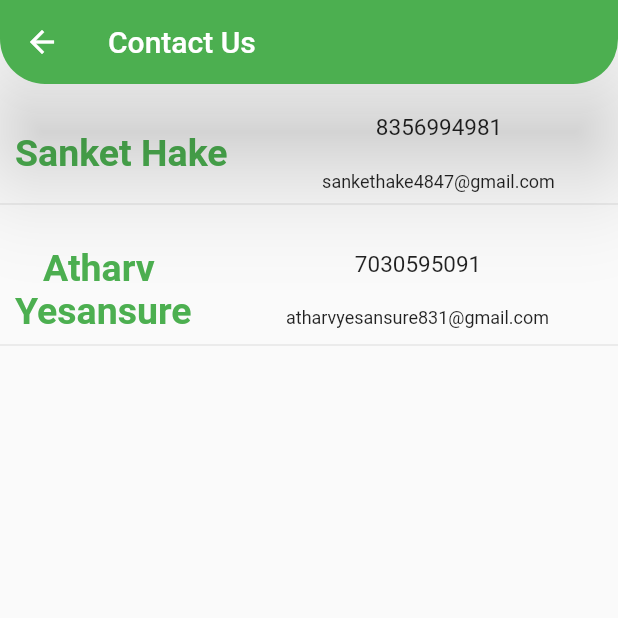
After one commit to Sanket-Hake/Agventure, a Flutter app: the ContactUs screen opened by its route, on a phone screen of 412 x 824 dp, the top half of it. The commit adds this screen. Run offline on Flutter 3.47's test engine with Material 2 defaults, Android fonts, the phone set to English and light mode, and no system bars; our stand-ins replace animate_do, animated_splash_screen, cached_network_image, carousel_slider, cloud_firestore, firebase_auth and 4 more; accounts and stored records are empty; network calls fail.

Commit message:
New Update

```diff
--- /dev/null
+++ b/lib/app_screen/Nursery_owner/User/ContactUS.dart
@@ -0,0 +1,83 @@
+import 'package:flutter/material.dart';
+
+class ContactUs extends StatelessWidget {
+  const ContactUs({Key? key}) : super(key: key);
+
+  @override
+  Widget build(BuildContext context) {
+    return Scaffold(
+      appBar: AppBar(
+        backgroundColor: Colors.green,
+        elevation: 30,
+        title: Text(
+          "Contact Us",
+          textAlign: TextAlign.center,
+        ),
+        shape: RoundedRectangleBorder(
+            borderRadius: BorderRadius.only(
+                bottomLeft: Radius.circular(30),
+                bottomRight: Radius.circular(30))),
+      ),
+      body: ListView(
+        children: [
+          SizedBox(height: 20),
+          Expanded(
+            child: Row(children: [
+              SizedBox(width: 10),
+              Text(
+                "Sanket Hake",
+                style: TextStyle(
+                  fontSize: 25,
+                  color: Colors.green,
+                  fontWeight: FontWeight.bold,
+                ),
+              ),
+              SizedBox(width: 60),
+              Column(
+                children: [
+                  Text(" 8356994981",
+                      style: TextStyle(
+                        fontSize: 15,
+                      )),
+                  SizedBox(height: 20),
+                  Text(" sankethake4847@gmail.com",
+                      style: TextStyle(
+                        fontSize: 12,
+                      ))
+                ],
+              )
+            ]),
+          ),
+          Divider(),
+          SizedBox(height: 20),
+          Row(children: [
+            SizedBox(width: 10),
+            Text(
+              "   Atharv \nYesansure",
+              style: TextStyle(
+                fontSize: 25,
+                color: Colors.green,
+                fontWeight: FontWeight.bold,
+              ),
+            ),
+            SizedBox(width: 60),
+            Column(
+              children: [
+                Text(" 7030595091",
+                    style: TextStyle(
+                      fontSize: 15,
+                    )),
+                SizedBox(height: 20),
+                Text(" atharvyesansure831@gmail.com",
+                    style: TextStyle(
+                      fontSize: 12,
+                    ))
+              ],
+            )
+          ]),
+          Divider()
+        ],
+      ),
+    );
+  }
+}
--- a/lib/main.dart
+++ b/lib/main.dart
@@ -11,6 +11,7 @@ import 'package:sanket/app_screen/Nursery_owner/User/Nursry_Home.dart';
 import 'package:sanket/app_screen/Nursery_owner/User/plants_detail.dart';
 import 'package:sanket/app_screen/Nursery_owner/User/productspage.dart';
 import 'package:sanket/app_screen/Nursery_owner/User/search_By_Plant.dart';
+import 'package:sanket/app_screen/Nursery_owner/User/Cart.dart';
 import 'package:sanket/rough_screen/productdetail.dart';
 import 'package:sanket/rough_screen/plants.dart';
 import 'package:sanket/app_screen/Nursery_owner/User/registration.dart';
@@ -21,6 +22,7 @@ import 'package:firebase_auth/firebase_auth.dart';
 import 'package:google_sign_in/google_sign_in.dart';
 import 'app_screen/Nursery_owner/Nursery_List.dart';
 import 'app_screen/Nursery_owner/Nursery_Regestration.dart';
+import 'app_screen/Nursery_owner/User/ContactUS.dart';
 import 'rough_screen/detailsofproduct.dart';
 import 'package:animated_splash_screen/animated_splash_screen.dart';
 
@@ -60,8 +62,10 @@ class MyApp extends StatelessWidget {
             // debugShowCheckedModeBanner: false,
             // initialRoute: '/',
             routes: {
-              '/': (context) => Choose(),
+              '/Cart': (context) => Atharv(),
+              '/': (context) => SplashScreen(),
               '/Login_page_User': (context) => login_page(),
+              '/ContactUs': (context) => ContactUs(),
               '/login_page_Owner': (context) => login_page_Owner(),
               '/addproduct': (context) => Add_Producct(),
               '/Nursery': (context) => home_Nursery(),
--- a/lib/model/category.dart
+++ b/lib/model/category.dart
@@ -52,8 +52,16 @@ List<String> Nursery_Name = [
   "Tanuja Hightech\n        Nursery",
   "Evergreen Nursery",
   "Paradise Nursery",
-  "Garden Gate"
+  "Garden Gate",
+  "Harmony"
 ];
+final List cart = [
+  "https://upload.wikimedia.org/wikipedia/commons/8/89/Tomato_je.jpg",
+  "https://upload.wikimedia.org/wikipedia/commons/thumb/4/40/Mango_4.jpg/580px-Mango_4.jpg",
+  "https://images.all-free-download.com/images/graphicthumb/eggplant_01_hq_pictures_168421.jpg",
+  "https://st.depositphotos.com/1642482/2529/i/600/depositphotos_25296471-stock-photo-corn.jpg"
+];
+List<String> cart_Name = ["Tomato", "Mango", "Brinjal", "Corn"];
 
 // List BlossomValley = [
 //   {
```
Also changed, not shown: lib/app_screen/Nursery_owner/Nursery_List.dart (+21 -11 lines), lib/app_screen/Nursery_owner/User/Cart.dart (added, +304 -0 lines), lib/app_screen/Nursery_owner/User/drawer.dart (+14 -4 lines).
